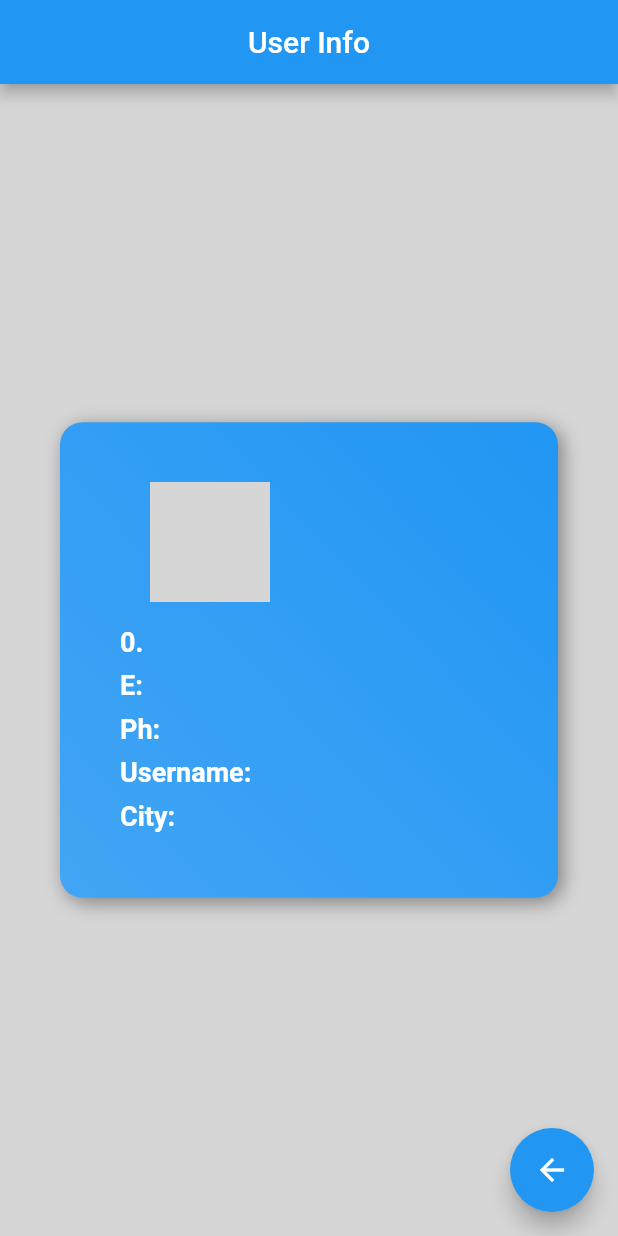
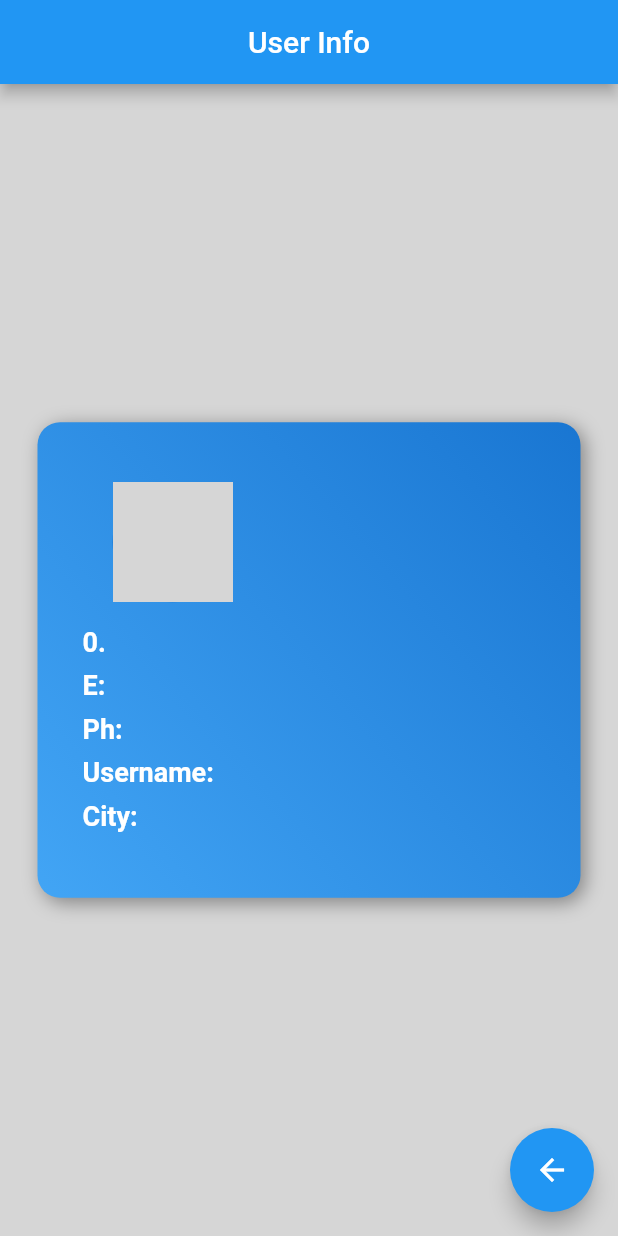
Before and after one commit to idlevandal/flutter_api, a Flutter app: the UserInfo screen opened directly with empty values, on a phone screen of 412 x 824 dp. Run offline on Flutter 3.47's test engine with Material 2 defaults, Android fonts, the phone set to English and light mode, and no system bars; our stand-ins replace flutter_spinkit; network calls fail; grey boxes are pictures that could not be loaded.

Commit message:
most recent commit

```diff
--- a/lib/main.dart
+++ b/lib/main.dart
@@ -69,7 +69,7 @@ class MyHomePage extends StatelessWidget {
 //                              stops: [0.1, 0.5, 0.7, 0.9],
                               colors: [
                                 // Colors are easy thanks to Flutter's Colors class.
-                                Theme.of(context).primaryColor,
+                                Colors.blue.shade700,
                                 Color(0xff42a5f5),
                               ],
                             ),
--- a/lib/user_info.dart
+++ b/lib/user_info.dart
@@ -19,7 +19,7 @@ class UserInfo extends StatelessWidget {
       ),
       body: Center(
         child: Padding(
-          padding: const EdgeInsets.symmetric(horizontal: 40.0),
+          padding: const EdgeInsets.symmetric(horizontal: 25.0),
           child: Container(
             decoration: BoxDecoration(
               gradient: LinearGradient(
@@ -30,7 +30,7 @@ class UserInfo extends StatelessWidget {
 //                              stops: [0.1, 0.5, 0.7, 0.9],
                 colors: [
                   // Colors are easy thanks to Flutter's Colors class.
-                  Theme.of(context).primaryColor,
+                  Colors.blue.shade700,
                   Color(0xff42a5f5),
                 ],
               ),
@@ -42,7 +42,7 @@ class UserInfo extends StatelessWidget {
                     blurRadius: 10.0)
               ],
             ),
-            padding: EdgeInsets.symmetric(vertical: 40.0, horizontal: 20.0),
+            padding: EdgeInsets.symmetric(vertical: 40.0, horizontal: 10.0),
             child: Column(
               mainAxisSize: MainAxisSize.min,
               crossAxisAlignment: CrossAxisAlignment.stretch,
```
